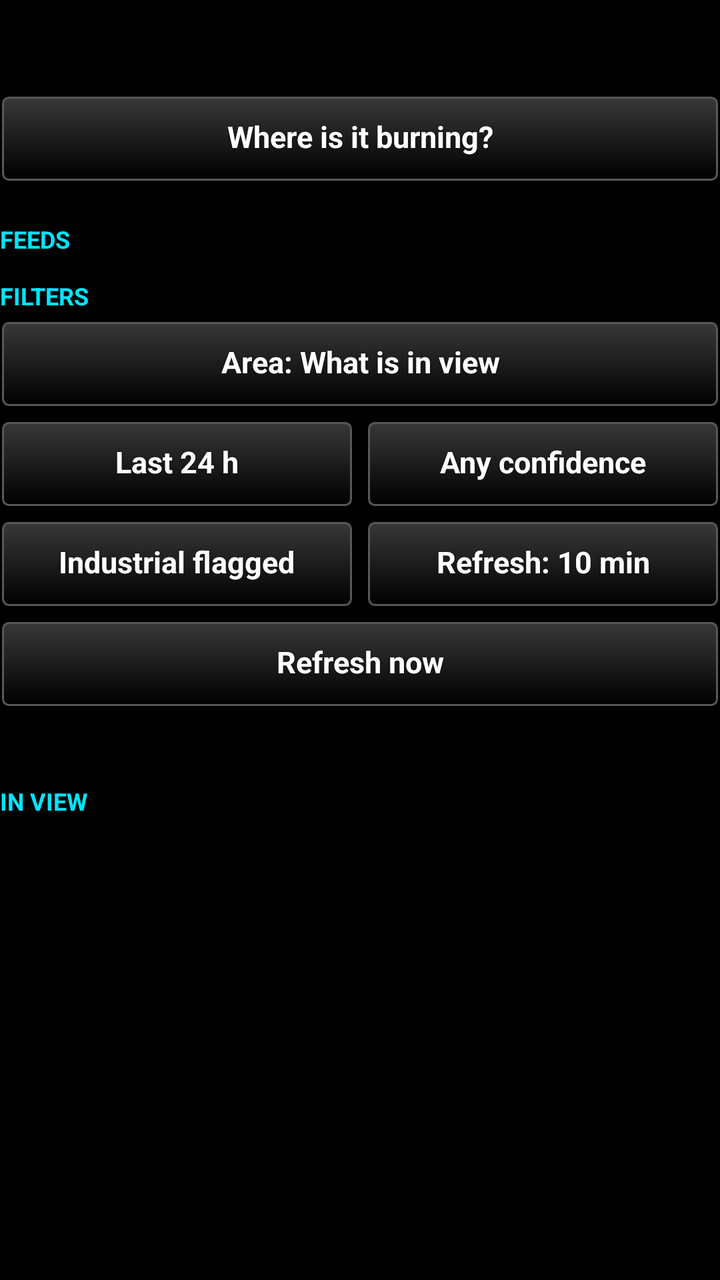
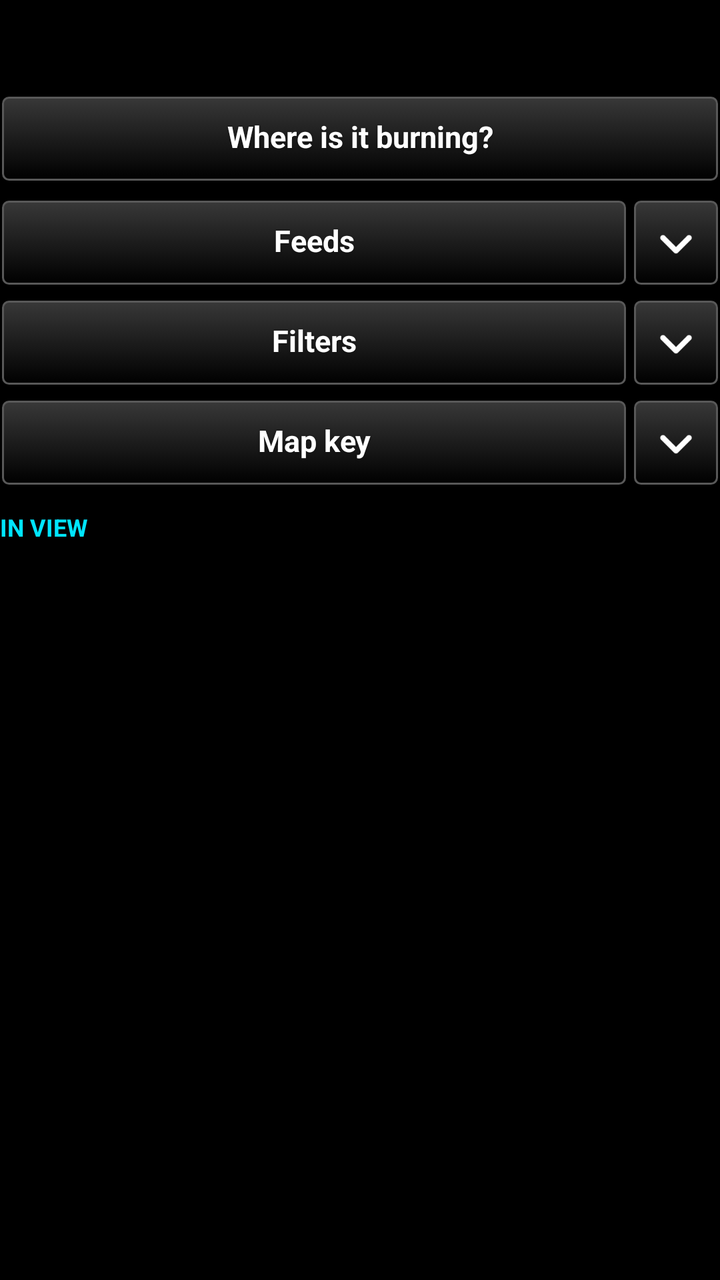

Screens rendered from an Android XML layout before and after an edit, with the pre-edit source and the edit as a unified diff.
<!-- AndroidManifest.xml: application theme AppTheme -->
<!-- res/layout/pane_header.xml -->
<?xml version="1.0" encoding="utf-8"?>
<LinearLayout xmlns:android="http://schemas.android.com/apk/res/android"
    android:layout_width="match_parent"
    android:layout_height="wrap_content"
    android:orientation="vertical"
    android:paddingTop="4dp">

    <TextView
        android:id="@+id/status"
        android:layout_width="match_parent"
        android:layout_height="wrap_content"
        android:textSize="14sp"
        android:textColor="#FFFFFF"
        android:paddingBottom="2dp" />

    <TextView
        android:id="@+id/status_detail"
        android:layout_width="match_parent"
        android:layout_height="wrap_content"
        android:textSize="12sp"
        android:textColor="#BBBBBB"
        android:paddingBottom="6dp" />

    
    <Button
        android:id="@+id/btn_activity"
        style="@style/TakwerxButton"
        android:layout_width="match_parent"
        android:layout_height="wrap_content"
        android:layout_marginBottom="8dp"
        android:text="Where is it burning?" />

    <TextView
        android:layout_width="wrap_content"
        android:layout_height="wrap_content"
        android:text="Feeds"
        style="@style/TakwerxSectionHeading" />

    
    <LinearLayout
        android:id="@+id/source_buttons"
        android:layout_width="match_parent"
        android:layout_height="wrap_content"
        android:orientation="vertical"
        android:paddingTop="2dp"
        android:paddingBottom="4dp" />

    <TextView
        android:layout_width="wrap_content"
        android:layout_height="wrap_content"
        android:text="Filters"
        style="@style/TakwerxSectionHeading"
        android:paddingTop="4dp" />

    
    <Button
        android:id="@+id/btn_area"
        style="@style/TakwerxButton"
        android:layout_width="match_parent"
        android:layout_height="wrap_content"
        android:layout_marginTop="2dp"
        android:text="Area: What is in view" />

    <LinearLayout
        android:layout_width="match_parent"
        android:layout_height="wrap_content"
        android:orientation="horizontal"
        android:paddingTop="6dp">
        <Button
            android:id="@+id/btn_window"
            style="@style/TakwerxButton"
            android:layout_width="0dp"
            android:layout_weight="1"
            android:layout_height="wrap_content"
            android:text="Last 24 h" />
        <Button
            android:id="@+id/btn_confidence"
            style="@style/TakwerxButton"
            android:layout_width="0dp"
            android:layout_weight="1"
            android:layout_height="wrap_content"
            android:layout_marginLeft="6dp"
            android:text="Any confidence" />
    </LinearLayout>

    <LinearLayout
        android:layout_width="match_parent"
        android:layout_height="wrap_content"
        android:orientation="horizontal"
        android:paddingTop="6dp">
        <Button
            android:id="@+id/btn_industrial"
            style="@style/TakwerxButton"
            android:layout_width="0dp"
            android:layout_weight="1"
            android:layout_height="wrap_content"
            android:text="Industrial flagged" />
        <Button
            android:id="@+id/btn_refresh_every"
            style="@style/TakwerxButton"
            android:layout_width="0dp"
            android:layout_weight="1"
            android:layout_height="wrap_content"
            android:layout_marginLeft="6dp"
            android:text="Refresh: 10 min" />
    </LinearLayout>

    <Button
        android:id="@+id/btn_refresh"
        style="@style/TakwerxButton"
        android:layout_width="match_parent"
        android:layout_height="wrap_content"
        android:layout_marginTop="6dp"
        android:text="Refresh now" />

    <TextView
        android:id="@+id/legend"
        android:layout_width="match_parent"
        android:layout_height="wrap_content"
        android:textSize="12sp"
        android:textColor="#BBBBBB"
        android:paddingTop="8dp"
        android:paddingBottom="2dp" />

    <TextView
        android:id="@+id/list_heading"
        android:layout_width="match_parent"
        android:layout_height="wrap_content"
        style="@style/TakwerxSectionHeading"
        android:text="In view" />
</LinearLayout>
<!-- resources referenced by this layout -->
<resources>
  <style name="TakwerxButton" parent="@style/darkButton">
          <item name="android:paddingLeft">12dp</item>
          <item name="android:paddingRight">12dp</item>
          <item name="android:paddingTop">6dp</item>
          <item name="android:paddingBottom">8dp</item>
          <item name="android:minHeight">44dp</item>
          <item name="android:minWidth">0dp</item>
          <item name="android:textSize">15sp</item>
          <item name="android:singleLine">true</item>
          <item name="android:ellipsize">end</item>
      </style>
  <style name="TakwerxSectionHeading">
          <item name="android:textSize">12sp</item>
          <item name="android:textAllCaps">true</item>
          <item name="android:textStyle">bold</item>
          <item name="android:textColor">#00E5FF</item>
          <item name="android:paddingTop">12dp</item>
          <item name="android:paddingBottom">2dp</item>
      </style>
  <style name="AppTheme" parent="@android:style/Theme.Holo">
          <item name="android:buttonStyle">@android:style/Widget.Button</item>
          <item name="android:imageButtonStyle">@android:style/Widget.Button</item>
          <item name="android:buttonStyleToggle">@android:style/Widget.Button</item>
          <item name="android:spinnerStyle">@style/ATAKSpinner</item>
          <item name="android:spinnerItemStyle">@style/ATAKSpinnerItem</item>
          <item name="android:editTextStyle">@style/ATAKEditText</item>
      </style>
  <style name="darkButton" parent="@android:style/Widget.Button">
          <item name="android:background">@drawable/btn_gray</item>
          <item name="android:shadowColor">@color/darker_gray</item>
          <item name="android:shadowDy">1</item>
          <item name="android:shadowRadius">2</item>
          <item name="android:textColor">@color/white</item>
          <item name="android:textStyle">bold</item>
          <item name="android:paddingTop">0dp</item>
          <item name="android:paddingBottom">3dp</item>
          <item name="android:textSize">@dimen/fontSize</item>
      </style>
  <style name="ATAKSpinner" parent="@android:style/Widget.Spinner">
          <item name="android:spinnerMode">dialog</item>
      </style>
  <style name="ATAKSpinnerItem">
          <item name="android:textColor">@android:color/white</item>
          <item name="android:dropDownVerticalOffset">0dip</item>
          <item name="android:dropDownHorizontalOffset">0dip</item>
          <item name="android:dropDownWidth">wrap_content</item>
          <item name="android:gravity">left|center_vertical</item>
      </style>
  <style name="ATAKEditText" parent="@android:style/Widget.EditText">
          
          
  
          
          <item name="android:imeOptions">flagNoFullscreen</item>
      </style>
  <color name="darker_gray">#121212</color>
  <color name="white">#ffffff</color>
  <dimen name="fontSize">14sp</dimen>
  <!-- drawable new_dark_button_disabled (drawable) -->
  <?xml version="1.0" encoding="utf-8"?>
  <layer-list xmlns:android="http://schemas.android.com/apk/res/android">
      <item android:bottom="1dp" android:right="1dp" android:left="1dp" android:top="1dp">
          <shape android:shape="rectangle">
              <corners android:radius="3dp" />
              <stroke
                  android:width="1dp"
                  android:color="#484848" />
              <solid android:color="#484848" />
          </shape>
      </item>
  </layer-list>
  <!-- unchanged entries left out for length: 3 -->
</resources>

<!-- the commit's change to res/layout/pane_header.xml (unified diff, before → after) -->
@@ -27,100 +27,167 @@
         style="@style/TakwerxButton"
         android:layout_width="match_parent"
         android:layout_height="wrap_content"
-        android:layout_marginBottom="8dp"
+        android:layout_marginBottom="2dp"
         android:text="Where is it burning?" />
 
-    <TextView
-        android:layout_width="wrap_content"
+    
+    <LinearLayout
+        android:layout_width="match_parent"
         android:layout_height="wrap_content"
-        android:text="Feeds"
-        style="@style/TakwerxSectionHeading" />
-
+        android:orientation="horizontal"
+        android:gravity="center_vertical"
+        android:layout_marginTop="6dp">
+        <Button
+            android:id="@+id/fold_feeds_head"
+            style="@style/TakwerxButton"
+            android:layout_width="0dp"
+            android:layout_weight="1"
+            android:layout_height="wrap_content"
+            android:text="Feeds" />
+        <ImageButton
+            android:id="@+id/fold_feeds_chev"
+            style="@style/TakwerxIconButton"
+            android:layout_width="44dp"
+            android:layout_weight="0"
+            android:layout_marginRight="0dp"
+            android:contentDescription="Show feeds"
+            android:src="@drawable/ic_expand" />
+    </LinearLayout>
     
     <LinearLayout
         android:id="@+id/source_buttons"
         android:layout_width="match_parent"
         android:layout_height="wrap_content"
         android:orientation="vertical"
-        android:paddingTop="2dp"
-        android:paddingBottom="4dp" />
-
-    <TextView
-        android:layout_width="wrap_content"
-        android:layout_height="wrap_content"
-        android:text="Filters"
-        style="@style/TakwerxSectionHeading"
-        android:paddingTop="4dp" />
+        android:paddingTop="4dp"
+        android:paddingBottom="4dp"
+        android:visibility="gone" />
 
     
-    <Button
-        android:id="@+id/btn_area"
-        style="@style/TakwerxButton"
-        android:layout_width="match_parent"
-        android:layout_height="wrap_content"
-        android:layout_marginTop="2dp"
-        android:text="Area: What is in view" />
-
     <LinearLayout
         android:layout_width="match_parent"
         android:layout_height="wrap_content"
         android:orientation="horizontal"
-        android:paddingTop="6dp">
+        android:gravity="center_vertical"
+        android:layout_marginTop="6dp">
         <Button
-            android:id="@+id/btn_window"
+            android:id="@+id/fold_filters_head"
             style="@style/TakwerxButton"
             android:layout_width="0dp"
             android:layout_weight="1"
             android:layout_height="wrap_content"
-            android:text="Last 24 h" />
+            android:text="Filters" />
+        <ImageButton
+            android:id="@+id/fold_filters_chev"
+            style="@style/TakwerxIconButton"
+            android:layout_width="44dp"
+            android:layout_weight="0"
+            android:layout_marginRight="0dp"
+            android:contentDescription="Show filters"
+            android:src="@drawable/ic_expand" />
+    </LinearLayout>
+    <LinearLayout
+        android:id="@+id/fold_filters_body"
+        android:layout_width="match_parent"
+        android:layout_height="wrap_content"
+        android:orientation="vertical"
+        android:paddingTop="4dp"
+        android:paddingBottom="4dp"
+        android:visibility="gone">
+
+        
         <Button
-            android:id="@+id/btn_confidence"
+            android:id="@+id/btn_area"
+            style="@style/TakwerxButton"
+            android:layout_width="match_parent"
+            android:layout_height="wrap_content"
+            android:text="Area: What is in view" />
+
+        <LinearLayout
+            android:layout_width="match_parent"
+            android:layout_height="wrap_content"
+            android:orientation="horizontal"
+            android:paddingTop="6dp">
+            <Button
+                android:id="@+id/btn_window"
+                style="@style/TakwerxButton"
+                android:layout_width="0dp"
+                android:layout_weight="1"
+                android:layout_height="wrap_content"
+                android:text="Last 24 h" />
+            <Button
+                android:id="@+id/btn_confidence"
+                style="@style/TakwerxButton"
+                android:layout_width="0dp"
+                android:layout_weight="1"
+                android:layout_height="wrap_content"
+                android:layout_marginLeft="6dp"
+                android:text="Any confidence" />
+        </LinearLayout>
+
+        <LinearLayout
+            android:layout_width="match_parent"
+            android:layout_height="wrap_content"
+            android:orientation="horizontal"
+            android:paddingTop="6dp">
+            <Button
+                android:id="@+id/btn_industrial"
+                style="@style/TakwerxButton"
+                android:layout_width="0dp"
+                android:layout_weight="1"
+                android:layout_height="wrap_content"
+                android:text="Industrial flagged" />
+            <Button
+                android:id="@+id/btn_refresh_every"
+                style="@style/TakwerxButton"
+                android:layout_width="0dp"
+                android:layout_weight="1"
+                android:layout_height="wrap_content"
+                android:layout_marginLeft="6dp"
+                android:text="Refresh: 10 min" />
+        </LinearLayout>
+
+        <Button
+            android:id="@+id/btn_refresh"
+            style="@style/TakwerxButton"
+            android:layout_width="match_parent"
+            android:layout_height="wrap_content"
+            android:layout_marginTop="6dp"
+            android:text="Refresh now" />
+    </LinearLayout>
+
+    
+    <LinearLayout
+        android:layout_width="match_parent"
+        android:layout_height="wrap_content"
+        android:orientation="horizontal"
+        android:gravity="center_vertical"
+        android:layout_marginTop="6dp">
+        <Button
+            android:id="@+id/fold_key_head"
             style="@style/TakwerxButton"
             android:layout_width="0dp"
             android:layout_weight="1"
             android:layout_height="wrap_content"
-            android:layout_marginLeft="6dp"
-            android:text="Any confidence" />
+            android:text="Map key" />
+        <ImageButton
+            android:id="@+id/fold_key_chev"
+            style="@style/TakwerxIconButton"
+            android:layout_width="44dp"
+            android:layout_weight="0"
+            android:layout_marginRight="0dp"
+            android:contentDescription="Show map key"
+            android:src="@drawable/ic_expand" />
     </LinearLayout>
-
+    
     <LinearLayout
-        android:layout_width="match_parent"
-        android:layout_height="wrap_content"
-        android:orientation="horizontal"
-        android:paddingTop="6dp">
-        <Button
-            android:id="@+id/btn_industrial"
-            style="@style/TakwerxButton"
-            android:layout_width="0dp"
-            android:layout_weight="1"
-            android:layout_height="wrap_content"
-            android:text="Industrial flagged" />
-        <Button
-            android:id="@+id/btn_refresh_every"
-            style="@style/TakwerxButton"
-            android:layout_width="0dp"
-            android:layout_weight="1"
-            android:layout_height="wrap_content"
-            android:layout_marginLeft="6dp"
-            android:text="Refresh: 10 min" />
-    </LinearLayout>
-
-    <Button
-        android:id="@+id/btn_refresh"
-        style="@style/TakwerxButton"
-        android:layout_width="match_parent"
-        android:layout_height="wrap_content"
-        android:layout_marginTop="6dp"
-        android:text="Refresh now" />
-
-    <TextView
         android:id="@+id/legend"
         android:layout_width="match_parent"
         android:layout_height="wrap_content"
-        android:textSize="12sp"
-        android:textColor="#BBBBBB"
-        android:paddingTop="8dp"
-        android:paddingBottom="2dp" />
+        android:orientation="vertical"
+        android:paddingTop="6dp"
+        android:paddingBottom="4dp"
+        android:visibility="gone" />
 
     <TextView
         android:id="@+id/list_heading"
<!-- resource entries referenced after the edit -->
@@ -1,5 +1,6 @@
 <!-- resources referenced by this layout -->
 <resources>
+  <!-- drawable ic_expand: png bitmap (drawable, 460 bytes) -->
   <style name="TakwerxButton" parent="@style/darkButton">
           <item name="android:paddingLeft">12dp</item>
           <item name="android:paddingRight">12dp</item>
@@ -10,6 +11,16 @@
           <item name="android:textSize">15sp</item>
           <item name="android:singleLine">true</item>
           <item name="android:ellipsize">end</item>
+      </style>
+  <style name="TakwerxIconButton">
+          <item name="android:layout_width">0dp</item>
+          <item name="android:layout_weight">1</item>
+          <item name="android:layout_height">44dp</item>
+          <item name="android:layout_marginLeft">2dp</item>
+          <item name="android:layout_marginRight">2dp</item>
+          <item name="android:background">@drawable/btn_gray</item>
+          <item name="android:scaleType">centerInside</item>
+          <item name="android:padding">9dp</item>
       </style>
   <style name="TakwerxSectionHeading">
           <item name="android:textSize">12sp</item>
